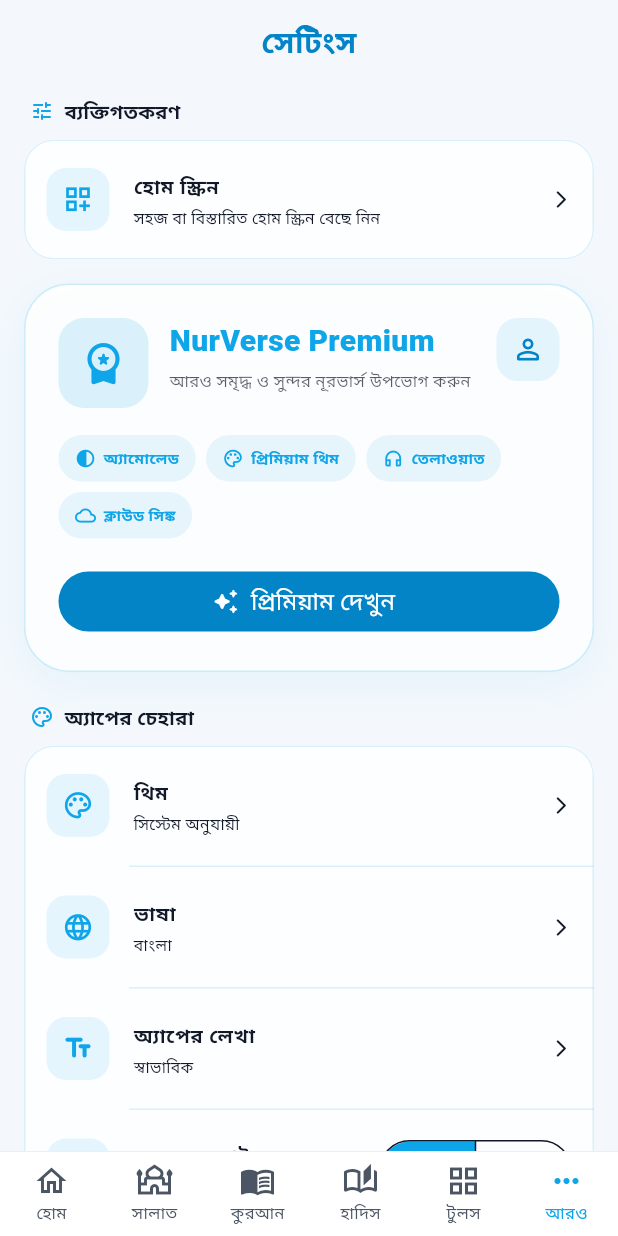
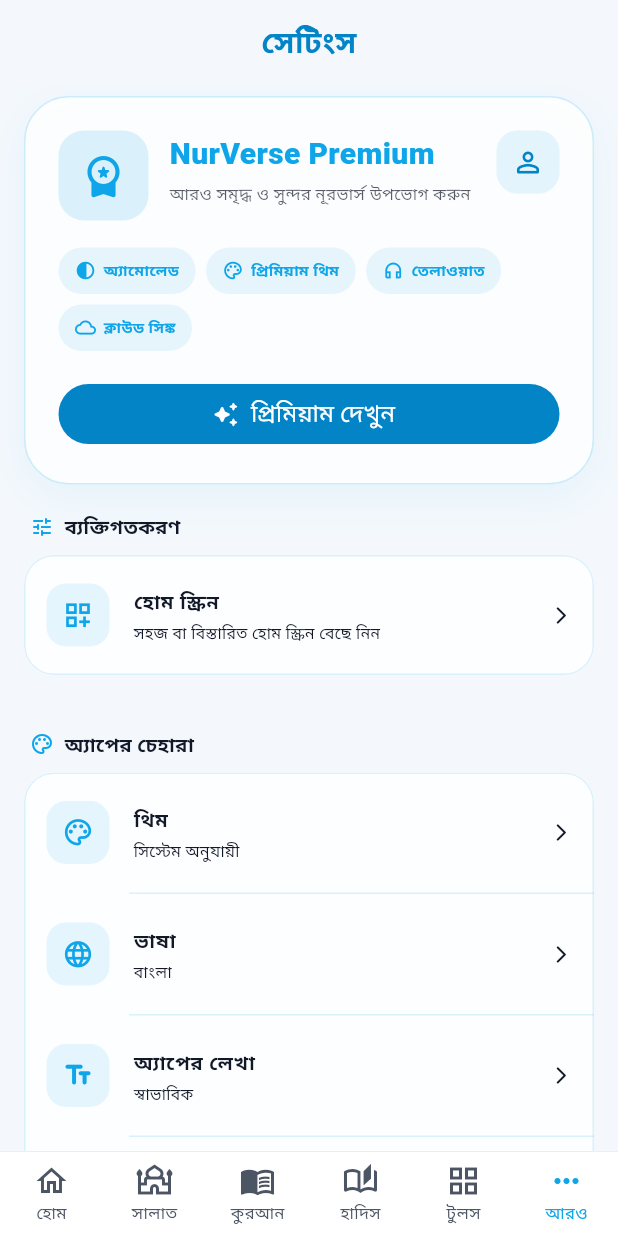
Before and after one commit to jaberhusain4/nurverse, a Flutter app: the screen it shows after launch, item 6 of the bottom bar chosen, on a phone screen of 412 x 824 dp. Run offline on Flutter 3.47's test engine with Material 3 defaults, Android fonts, the phone set to English and light mode, and no system bars; our stand-ins replace adhan, audioplayers, cloud_firestore, firebase_auth, firebase_core, flutter_compass and 13 more; missing offline and left inert: esmaulhusna_muslimbg, pdfx, record; accounts and stored records are empty.

Commit message:
fix(settings): restore large premium card presentation

```diff
--- a/lib/screens/canonical_settings_screen.dart
+++ b/lib/screens/canonical_settings_screen.dart
@@ -33,6 +33,8 @@ class CanonicalSettingsScreen extends StatelessWidget {
       body: ListView(
         padding: const EdgeInsets.fromLTRB(16, 8, 16, 32),
         children: [
+          _premium(context, s, premium),
+          const SizedBox(height: 18),
           _section(
             context,
             t(l, 'ব্যক্তিগতকরণ', 'Personalization'),
@@ -57,7 +59,6 @@ class CanonicalSettingsScreen extends StatelessWidget {
             ],
           ),
           const SizedBox(height: 16),
-          _premium(context, s, premium),
           const SizedBox(height: 20),
           _section(
             context,
```
